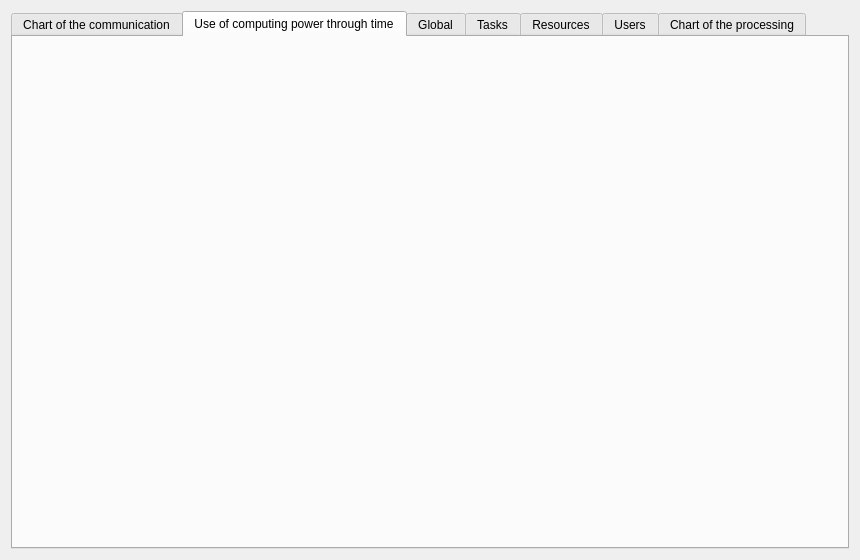
Before: the Qt Designer form forms/simulation.ui in gspd-unesp/ispd-exa-gui, drawn with Qt 5.
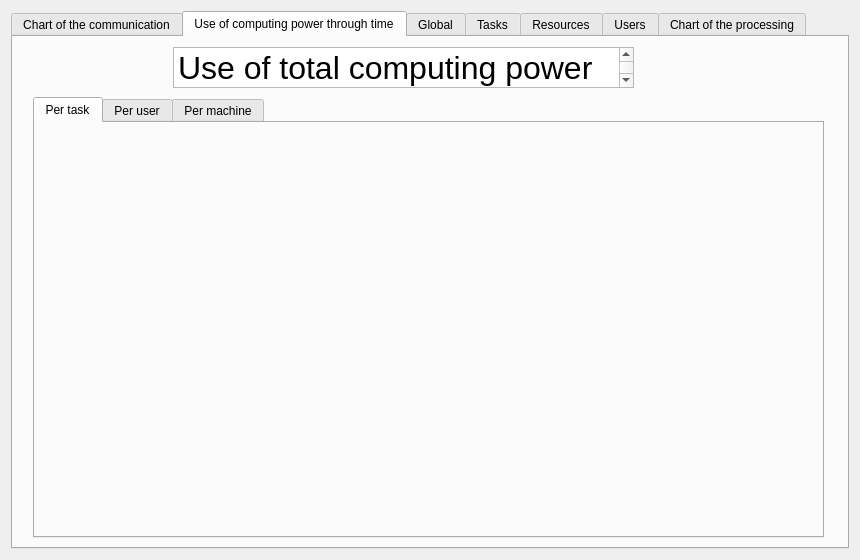
After: the same form once the commit is applied.

Commit message: Added graphics inside use of computing power tab

```diff
--- a/forms/simulation.ui
+++ b/forms/simulation.ui
@@ -61,6 +61,90 @@
       <attribute name="title">
        <string>Use of computing power through time</string>
       </attribute>
+      <widget class="QTextEdit" name="textEdit_4">
+       <property name="geometry">
+        <rect>
+         <x>160</x>
+         <y>10</y>
+         <width>461</width>
+         <height>41</height>
+        </rect>
+       </property>
+       <property name="readOnly">
+        <bool>true</bool>
+       </property>
+       <property name="html">
+        <string>&lt;!DOCTYPE HTML PUBLIC &quot;-//W3C//DTD HTML 4.0//EN&quot; &quot;http://www.w3.org/TR/REC-html40/strict.dtd&quot;&gt;
+&lt;html&gt;&lt;head&gt;&lt;meta name=&quot;qrichtext&quot; content=&quot;1&quot; /&gt;&lt;meta charset=&quot;utf-8&quot; /&gt;&lt;style type=&quot;text/css&quot;&gt;
+p, li { white-space: pre-wrap; }
+hr { height: 1px; border-width: 0; }
+li.unchecked::marker { content: &quot;\2610&quot;; }
+li.checked::marker { content: &quot;\2612&quot;; }
+&lt;/style&gt;&lt;/head&gt;&lt;body style=&quot; font-family:'.AppleSystemUIFont'; font-size:13pt; font-weight:400; font-style:normal;&quot;&gt;
+&lt;p style=&quot; margin-top:0px; margin-bottom:0px; margin-left:0px; margin-right:0px; -qt-block-indent:0; text-indent:0px;&quot;&gt;&lt;span style=&quot; font-size:24pt;&quot;&gt;Use of total computing power through time&lt;/span&gt;&lt;/p&gt;&lt;/body&gt;&lt;/html&gt;</string>
+       </property>
+      </widget>
+      <widget class="QTabWidget" name="tabWidget_2">
+       <property name="geometry">
+        <rect>
+         <x>20</x>
+         <y>60</y>
+         <width>791</width>
+         <height>441</height>
+        </rect>
+       </property>
+       <property name="currentIndex">
+        <number>0</number>
+       </property>
+       <widget class="QWidget" name="tab_8">
+        <attribute name="title">
+         <string>Per task</string>
+        </attribute>
+        <widget class="QWidget" name="verticalLayoutWidget">
+         <property name="geometry">
+          <rect>
+           <x>10</x>
+           <y>10</y>
+           <width>771</width>
+           <height>401</height>
+          </rect>
+         </property>
+         <layout class="QVBoxLayout" name="verticalLayout"/>
+        </widget>
+       </widget>
+       <widget class="QWidget" name="tab_9">
+        <attribute name="title">
+         <string>Per user</string>
+        </attribute>
+        <widget class="QWidget" name="verticalLayoutWidget_2">
+         <property name="geometry">
+          <rect>
+           <x>10</x>
+           <y>10</y>
+           <width>761</width>
+           <height>401</height>
+          </rect>
+         </property>
+         <layout class="QVBoxLayout" name="verticalLayout_2"/>
+        </widget>
+       </widget>
+       <widget class="QWidget" name="tab_10">
+        <attribute name="title">
+         <string>Per machine</string>
+        </attribute>
+        <widget class="QWidget" name="verticalLayoutWidget_3">
+         <property name="geometry">
+          <rect>
+           <x>10</x>
+           <y>10</y>
+           <width>771</width>
+           <height>401</height>
+          </rect>
+         </property>
+         <layout class="QVBoxLayout" name="verticalLayout_3"/>
+        </widget>
+       </widget>
+      </widget>
      </widget>
      <widget class="QWidget" name="tab_2">
       <attribute name="title">
```
The commit also changes 6 other files.
